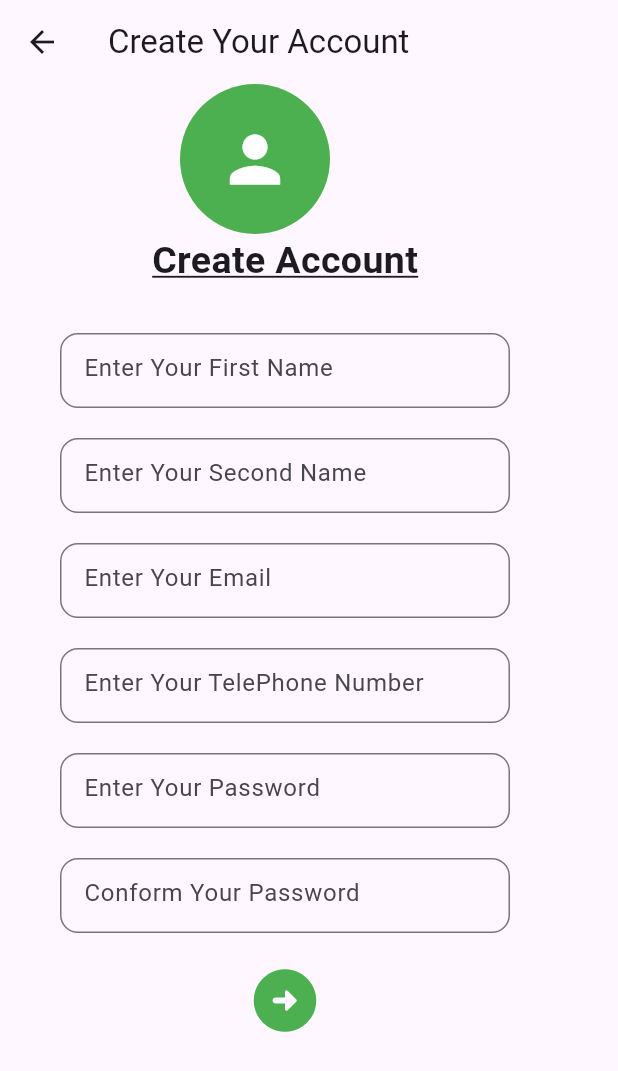
After one commit to kubwimanav/flutter-app, a Flutter app: the CReateaccount screen opened by its route, on a phone screen of 412 x 824 dp. The commit adds this screen. Shown: the top 1071 px of the screen. Run offline on Flutter 3.47's test engine with Material 3 defaults, Android fonts, the phone set to English and light mode, and no system bars.

Commit message:
create account

```diff
--- /dev/null
+++ b/lib/Createaccount.dart
@@ -0,0 +1,128 @@
+import 'package:flutter/material.dart';
+class CReateaccount extends StatelessWidget {
+  const CReateaccount({super.key});
+
+  @override
+  Widget build(BuildContext context) {
+    return Scaffold(
+      appBar: AppBar(
+        title:const Text('Create Your Account'),
+      ),
+      body: Column(
+        children: [
+          Container(
+            decoration:const BoxDecoration(
+              color: Colors.green,
+              borderRadius:BorderRadius.all(Radius.circular(50))
+            ),
+            width: 100,
+            height: 100,
+            child:const Icon(Icons.person,
+            size: 50,
+            color: Colors.white,),
+          ),
+          Container(
+            padding: const EdgeInsets.only(left: 40),
+            child:  Column(
+
+              children: [
+
+                const Text('Create Account',
+                style: TextStyle(
+                  fontSize: 25,
+                  fontWeight: FontWeight.bold,
+                  decoration: TextDecoration.underline
+                ),),
+              const SizedBox(
+                height: 30,
+              ),
+              Container(
+                width: 300,
+                height: 50,
+                child: const TextField(
+                  decoration: InputDecoration(
+                      hintText: 'Enter Your First Name',
+                      border: OutlineInputBorder(
+                          borderRadius: BorderRadius.all(Radius.circular(12)))),
+                ),
+              ),
+              const SizedBox(
+                height: 20,
+              ),
+               Container(
+                width: 300,
+                height: 50,
+                child: const TextField(
+                  decoration: InputDecoration(
+                    hintText: 'Enter Your Second Name',
+                    border: OutlineInputBorder(
+                      borderRadius: BorderRadius.all(Radius.circular(12))
+                    )
+                  ),
+                ),
+               ),
+                 const SizedBox(
+                height: 20,
+              ),
+              Container(
+                width: 300,
+                height: 50,
+                child: const TextField(
+                  decoration: InputDecoration(
+                      hintText: 'Enter Your Email',
+                      border: OutlineInputBorder(
+                          borderRadius: BorderRadius.all(Radius.circular(12)))),
+                ),
+              ),
+                const SizedBox(height: 20,),
+                Container(
+                width: 300,
+                height: 50,
+                child: const TextField(
+                  decoration: InputDecoration(
+                      hintText: 'Enter Your TelePhone Number',
+                      border: OutlineInputBorder(
+                          borderRadius: BorderRadius.all(Radius.circular(12)))),
+                ),
+              ),
+              const SizedBox(
+                height: 20,
+              ),
+              Container(
+                width: 300,
+                height: 50,
+                child: const TextField(
+                  decoration: InputDecoration(
+                      hintText: 'Enter Your Password',
+                      border: OutlineInputBorder(
+                          borderRadius: BorderRadius.all(Radius.circular(12)))),
+                ),
+              ),
+            const SizedBox(
+                height: 20,
+              ),
+
+              Container(
+                width: 300,
+                height: 50,
+                child: const TextField(
+                  decoration: InputDecoration(
+                      hintText: 'Conform Your Password',
+                      border: OutlineInputBorder(
+                          borderRadius: BorderRadius.all(Radius.circular(12)))),
+                ),
+              ),
+               const SizedBox(
+                height: 20,
+              ),
+           const Icon(Icons.arrow_circle_right_rounded,
+           color: Colors.green,
+           size: 50,)
+              ]
+            ),
+          )
+        ],
+      ),
+    );
+  }
+}
--- a/lib/Home.dart
+++ b/lib/Home.dart
@@ -408,11 +408,16 @@ class Home extends StatelessWidget {
             mainAxisAlignment: MainAxisAlignment.spaceBetween,
             children: [
               Container(
-                child: const Icon(
-                  Icons.home_repair_service,
-                  color: Colors.white,
-                  size: 30,
-                ),
+                child: IconButton(
+                    onPressed: () {
+                      Navigator.pushNamed(context, '/create');
+                    },
+                    icon: const Icon(Icons.home_repair_service)),
+                // child: const IconButton( o
+                //   Icons.home_repair_service,
+                //   color: Colors.white,
+                //   size: 30,
+                // ),
               ),
               // const SizedBox(
               //   width: 40,
--- a/lib/main.dart
+++ b/lib/main.dart
@@ -1,5 +1,6 @@
 import 'package:flutter/material.dart';
 import 'package:flutter_application_1/Button.dart';
+import 'package:flutter_application_1/Createaccount.dart';
 import 'package:flutter_application_1/Home.dart';
 import 'package:flutter_application_1/Profile.dart';
 void main() {
@@ -10,6 +11,7 @@ void main() {
       '/home': (context) => const Home(),
       '/button': (context) => const Button(),
       '/profile':(context) => const Profile(),
+      '/create':(context) => const CReateaccount(),
     },
   ));
 }
```
